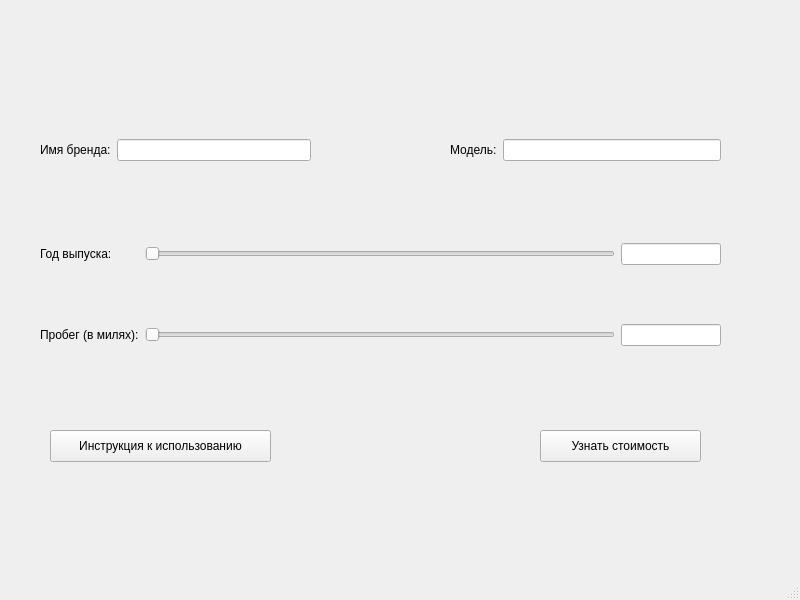
First picture: the form in mainwindow.ui, repository Rokoel/car-price-predictor, before the edit.
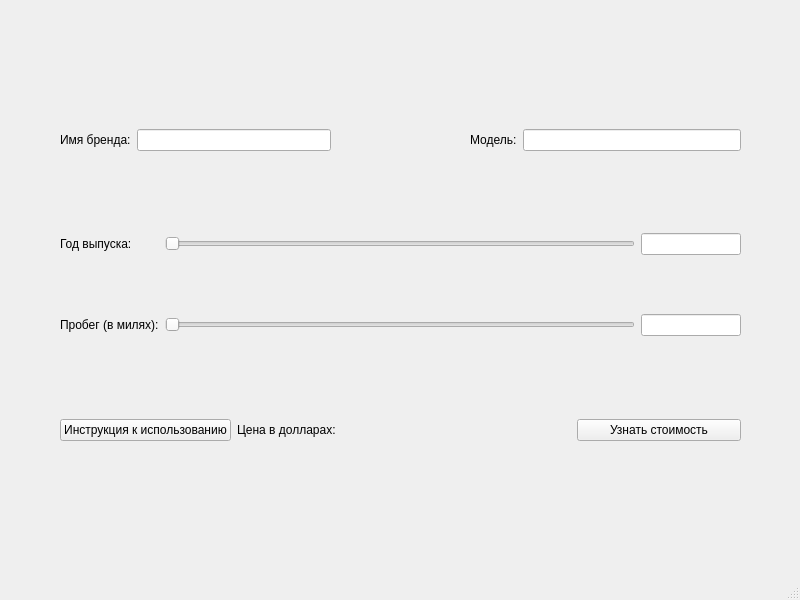
Second picture: the form after the edit.

Commit message: Added names to windows and made layout better-spaced.

The edit to the form file:
```diff
--- a/mainwindow.ui
+++ b/mainwindow.ui
@@ -17,8 +17,8 @@
    <widget class="QWidget" name="gridLayoutWidget">
     <property name="geometry">
      <rect>
-      <x>40</x>
-      <y>190</y>
+      <x>60</x>
+      <y>180</y>
       <width>681</width>
       <height>211</height>
      </rect>
@@ -92,8 +92,8 @@
    <widget class="QWidget" name="gridLayoutWidget_2">
     <property name="geometry">
      <rect>
-      <x>40</x>
-      <y>110</y>
+      <x>60</x>
+      <y>100</y>
       <width>271</width>
       <height>80</height>
      </rect>
@@ -114,8 +114,8 @@
    <widget class="QWidget" name="gridLayoutWidget_3">
     <property name="geometry">
      <rect>
-      <x>450</x>
-      <y>110</y>
+      <x>470</x>
+      <y>100</y>
       <width>271</width>
       <height>80</height>
      </rect>
@@ -133,44 +133,45 @@
      </item>
     </layout>
    </widget>
-   <widget class="QPushButton" name="pushButton">
+   <widget class="QWidget" name="horizontalLayoutWidget">
     <property name="geometry">
      <rect>
-      <x>50</x>
-      <y>430</y>
-      <width>221</width>
-      <height>32</height>
+      <x>60</x>
+      <y>390</y>
+      <width>681</width>
+      <height>80</height>
      </rect>
     </property>
-    <property name="text">
-     <string>Инструкция к использованию</string>
-    </property>
-   </widget>
-   <widget class="QPushButton" name="pushButtonPredict">
-    <property name="geometry">
-     <rect>
-      <x>540</x>
-      <y>430</y>
-      <width>161</width>
-      <height>32</height>
-     </rect>
-    </property>
-    <property name="text">
-     <string>Узнать стоимость</string>
-    </property>
-   </widget>
-   <widget class="QLabel" name="labelPrice">
-    <property name="geometry">
-     <rect>
-      <x>340</x>
-      <y>430</y>
-      <width>121</width>
-      <height>20</height>
-     </rect>
-    </property>
-    <property name="text">
-     <string/>
-    </property>
+    <layout class="QHBoxLayout" name="horizontalLayout">
+     <item>
+      <widget class="QPushButton" name="pushButton">
+       <property name="text">
+        <string>Инструкция к использованию</string>
+       </property>
+      </widget>
+     </item>
+     <item>
+      <widget class="QLabel" name="label">
+       <property name="text">
+        <string>Цена в долларах:</string>
+       </property>
+      </widget>
+     </item>
+     <item>
+      <widget class="QLabel" name="labelPrice">
+       <property name="text">
+        <string/>
+       </property>
+      </widget>
+     </item>
+     <item>
+      <widget class="QPushButton" name="pushButtonPredict">
+       <property name="text">
+        <string>Узнать стоимость</string>
+       </property>
+      </widget>
+     </item>
+    </layout>
    </widget>
   </widget>
   <widget class="QMenuBar" name="menubar">
```
Left out of the diff: 2 changed lines with no effect on the pictures. The commit also changes 2 other files.
